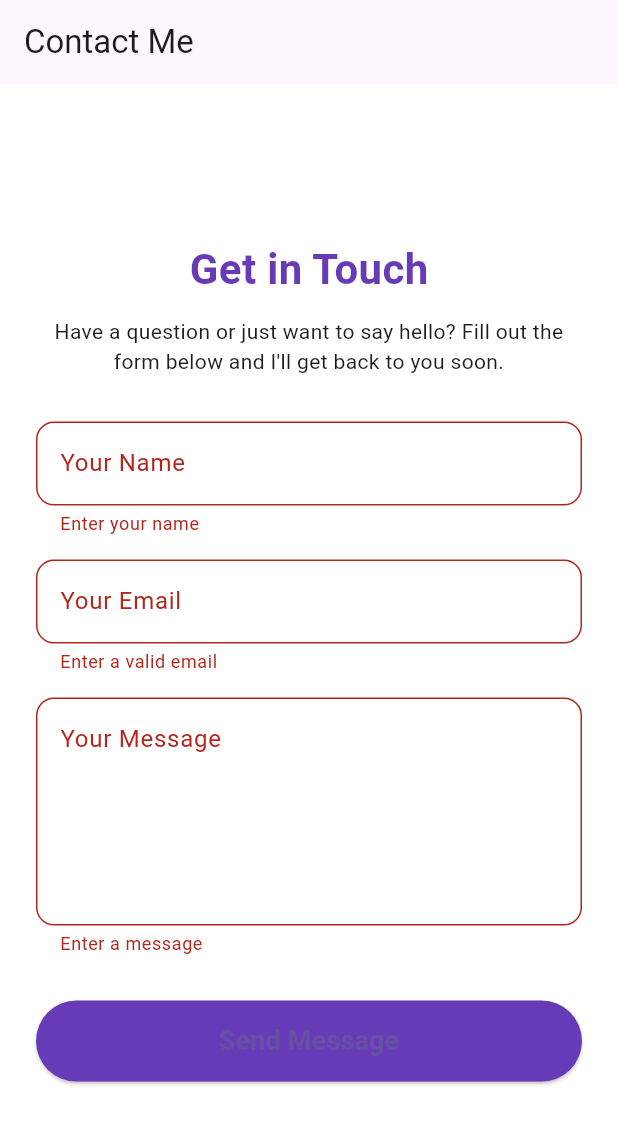
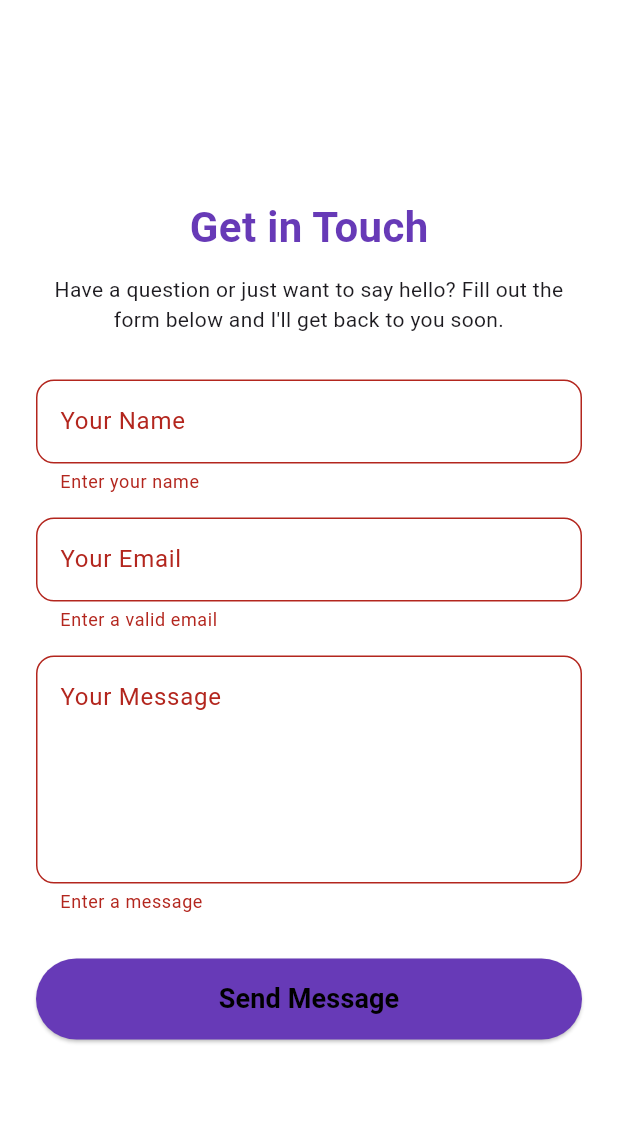
Before and after one commit to EmiraBlight/website, a Flutter app: the ContactPage screen opened directly, after a tap on "Send Message", on a phone screen of 412 x 824 dp. Shown: the top 1124 px of the screen. Run offline on Flutter 3.47's test engine with Material 3 defaults, Android fonts, the phone set to English and light mode, and no system bars.

Commit message:
fixed some minor errors in the contact me page and fixed so each page header is in the center for more clean look

```diff
--- a/lib/contact.dart
+++ b/lib/contact.dart
@@ -21,13 +21,13 @@ if (!_formKey.currentState!.validate()) return;
 
 setState(() => _isSending = true);
 
-const serviceId = ':D';
-const templateId = ':D';
-const userId = ':D';
+const serviceId = 'Nope';
+const templateId = 'Nope';
+const userId = 'Nope';
 
 try {
   final response = await http.post(
-    Uri.parse('Nope'),
+    Uri.parse('https://api.emailjs.com/api/v1.0/email/send'),
     headers: {'Content-Type': 'application/json'},
     body: jsonEncode({
       'service_id': serviceId,
@@ -65,7 +65,6 @@ try {
 @override
 Widget build(BuildContext context) {
   return Scaffold(
-    appBar: AppBar(title: const Text("Contact Me")),
     body: Center(
       child: SingleChildScrollView(
       padding: const EdgeInsets.all(24),
@@ -148,7 +147,7 @@ Widget build(BuildContext context) {
                       : const Text(
                           "Send Message",
                           style: TextStyle(
-                              fontSize: 18, fontWeight: FontWeight.bold),
+                              fontSize: 18, fontWeight: FontWeight.bold, color: Colors.black),
                         ),
                 ),
               ),
--- a/lib/encryption.dart
+++ b/lib/encryption.dart
@@ -55,7 +55,7 @@ setState(() {
   _result = null;
 });
 
-final url = Uri.parse("Nope");
+final url = Uri.parse(":D");
 final payload = {
   "text": text,
   "string": keyString,
--- a/lib/wordle.dart
+++ b/lib/wordle.dart
@@ -134,7 +134,7 @@ class _WordlePageState extends State<WordlePage> {
 
     try {
       final response = await http.post(
-        Uri.parse('Nah'),
+        Uri.parse(':D'),
         headers: {'Content-Type': 'application/json'},
         body: jsonEncode(payload),
       );
```
Also changed, not shown: 1 other file.
